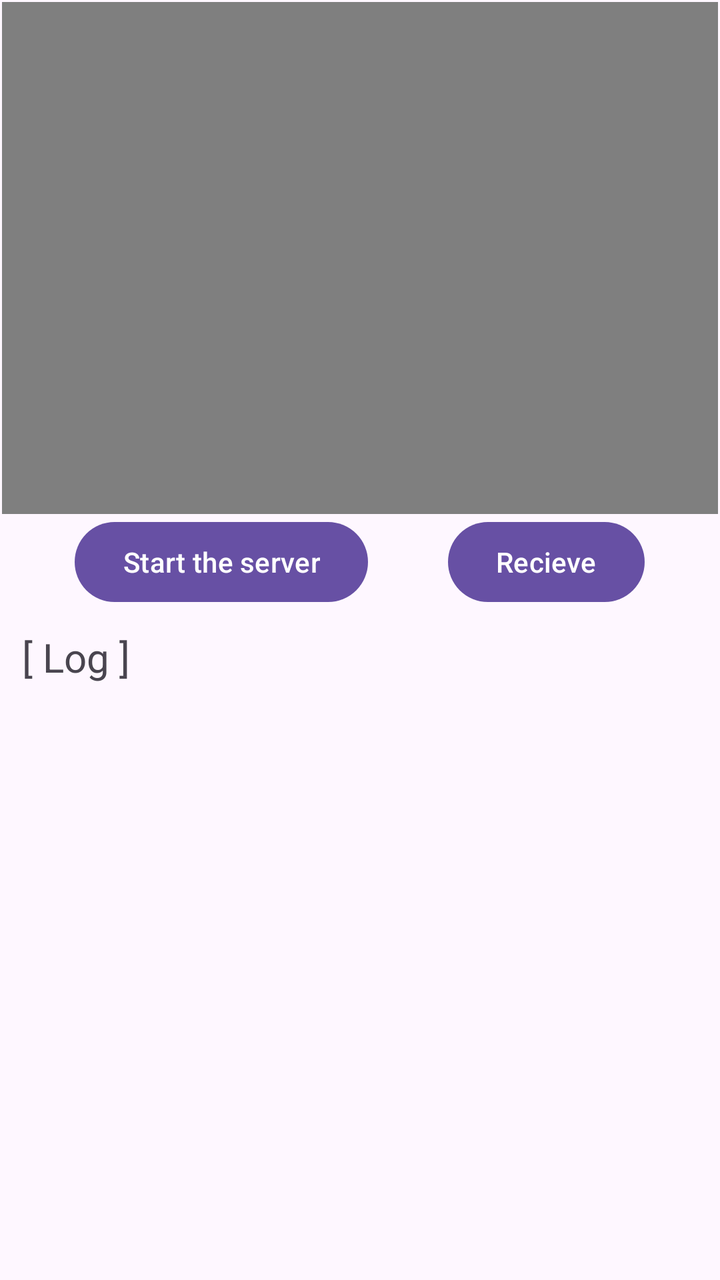
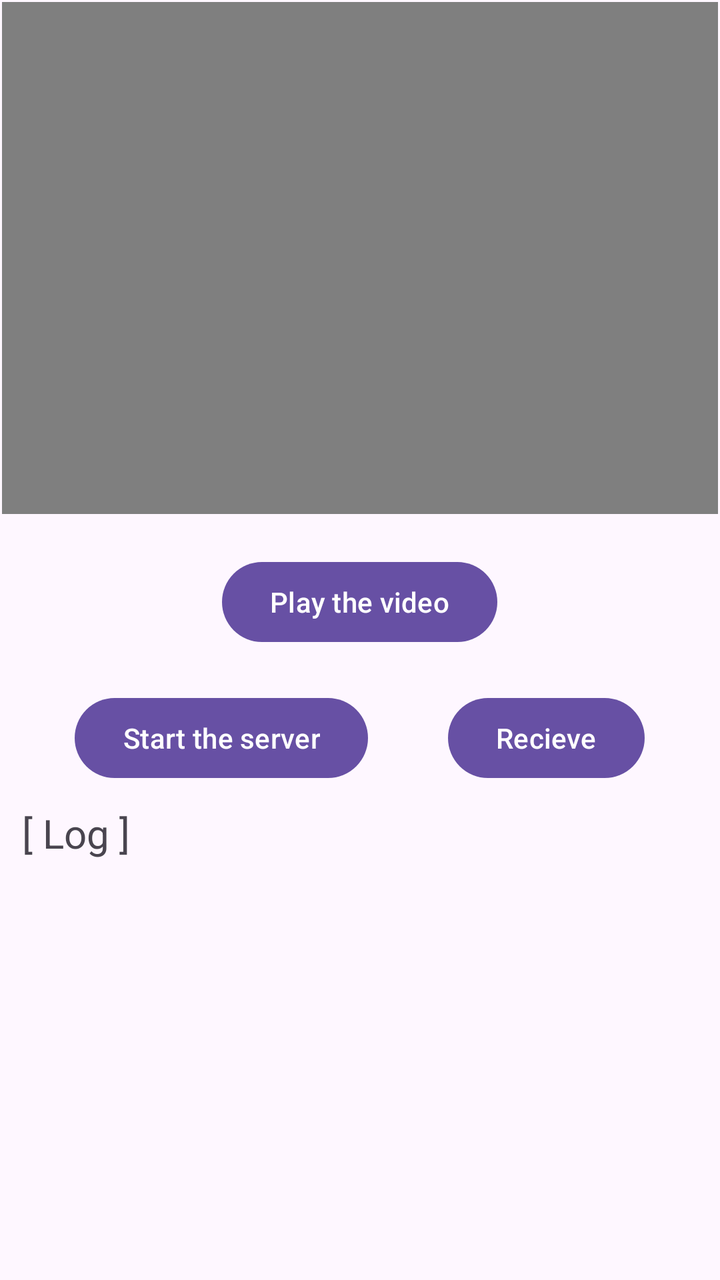

An Android layout rendered at two revisions. The XML below is the earlier revision; the diff shows what the commit changed to produce the second picture.
<!-- AndroidManifest.xml: application theme Theme.VideoCryptoServer -->
<!-- res/layout/activity_main.xml -->
<?xml version="1.0" encoding="utf-8"?>
<androidx.constraintlayout.widget.ConstraintLayout xmlns:android="http://schemas.android.com/apk/res/android"
    xmlns:app="http://schemas.android.com/apk/res-auto"
    xmlns:tools="http://schemas.android.com/tools"
    android:layout_width="match_parent"
    android:layout_height="match_parent"
    tools:context=".MainActivity">

    <LinearLayout
        android:id="@+id/linearLayout4"
        android:layout_width="0dp"
        android:layout_height="0dp"
        android:layout_marginStart="1dp"
        android:layout_marginTop="1dp"
        android:layout_marginEnd="1dp"
        android:layout_marginBottom="1dp"
        android:orientation="vertical"
        app:layout_constraintBottom_toBottomOf="parent"
        app:layout_constraintEnd_toEndOf="parent"
        app:layout_constraintStart_toStartOf="parent"
        app:layout_constraintTop_toTopOf="parent">

        <VideoView
            android:id="@+id/videoView"
            android:layout_width="match_parent"
            android:layout_height="256dp"></VideoView>

        <LinearLayout
            android:layout_width="match_parent"
            android:layout_height="wrap_content"
            android:gravity="center"
            android:orientation="horizontal">

            <Button
                android:id="@+id/serverBtn"
                android:layout_width="wrap_content"
                android:layout_height="wrap_content"
                android:layout_marginRight="20dp"
                android:text="Start the server" />

            <Button
                android:id="@+id/receiveBtn"
                android:layout_width="wrap_content"
                android:layout_height="wrap_content"
                android:layout_marginLeft="20dp"
                android:text="Recieve" />

        </LinearLayout>

        <TextView
            android:layout_width="match_parent"
            android:layout_height="wrap_content"
            android:layout_marginLeft="10dp"
            android:layout_marginTop="10dp"
            android:text="[ Log ]"
            android:textSize="20dp" />

        <ScrollView
            android:layout_width="match_parent"
            android:layout_height="match_parent"
            android:scrollbars="vertical"
            android:scrollbarAlwaysDrawVerticalTrack="true">

            <TextView
                android:id="@+id/logText"
                android:layout_width="match_parent"
                android:layout_height="match_parent"
                android:layout_marginLeft="5dp"
                android:layout_marginTop="10dp"
                android:text="" />
        </ScrollView>
    </LinearLayout>

</androidx.constraintlayout.widget.ConstraintLayout>
<!-- resources referenced by this layout -->
<resources>
  <style name="Theme.VideoCryptoServer" parent="Base.Theme.VideoCryptoServer" />
  <style name="Base.Theme.VideoCryptoServer" parent="Theme.Material3.DayNight.NoActionBar">
          
          
      </style>
</resources>

<!-- the commit's change to res/layout/activity_main.xml (unified diff, before → after) -->
@@ -23,7 +23,15 @@
         <VideoView
             android:id="@+id/videoView"
             android:layout_width="match_parent"
-            android:layout_height="256dp"></VideoView>
+            android:layout_height="256dp" />
+
+        <Button
+            android:id="@+id/playBtn"
+            android:layout_width="wrap_content"
+            android:layout_height="wrap_content"
+            android:layout_gravity="center"
+            android:layout_marginVertical="20dp"
+            android:text="Play the video" />
 
         <LinearLayout
             android:layout_width="match_parent"
@@ -56,10 +64,11 @@
             android:textSize="20dp" />
 
         <ScrollView
+            android:id="@+id/logScrollView"
             android:layout_width="match_parent"
             android:layout_height="match_parent"
-            android:scrollbars="vertical"
-            android:scrollbarAlwaysDrawVerticalTrack="true">
+            android:scrollbarAlwaysDrawVerticalTrack="true"
+            android:scrollbars="vertical">
 
             <TextView
                 android:id="@+id/logText"
